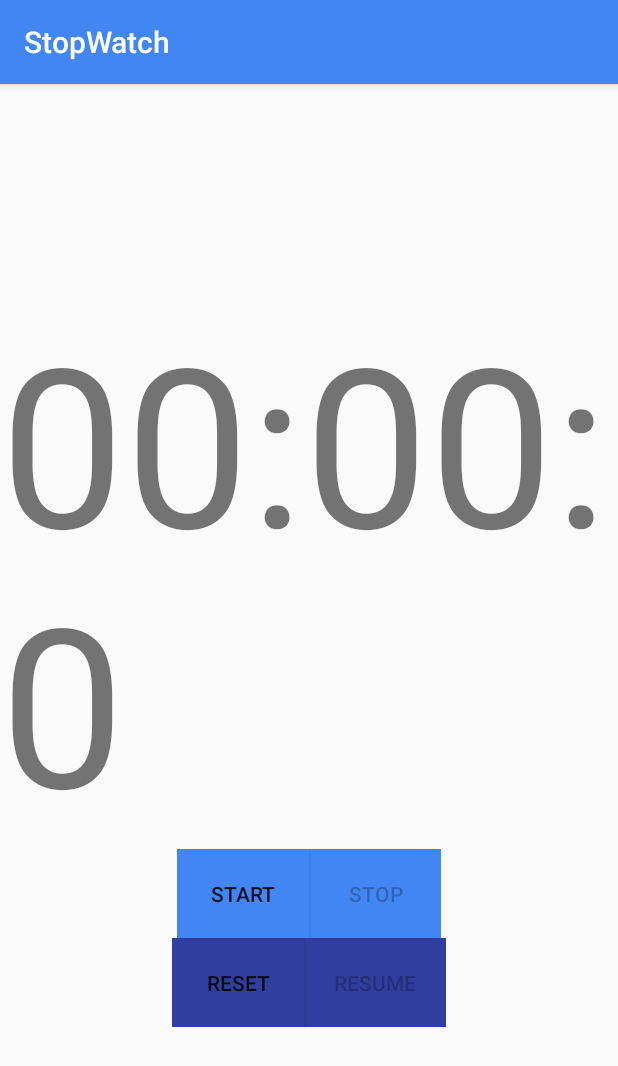
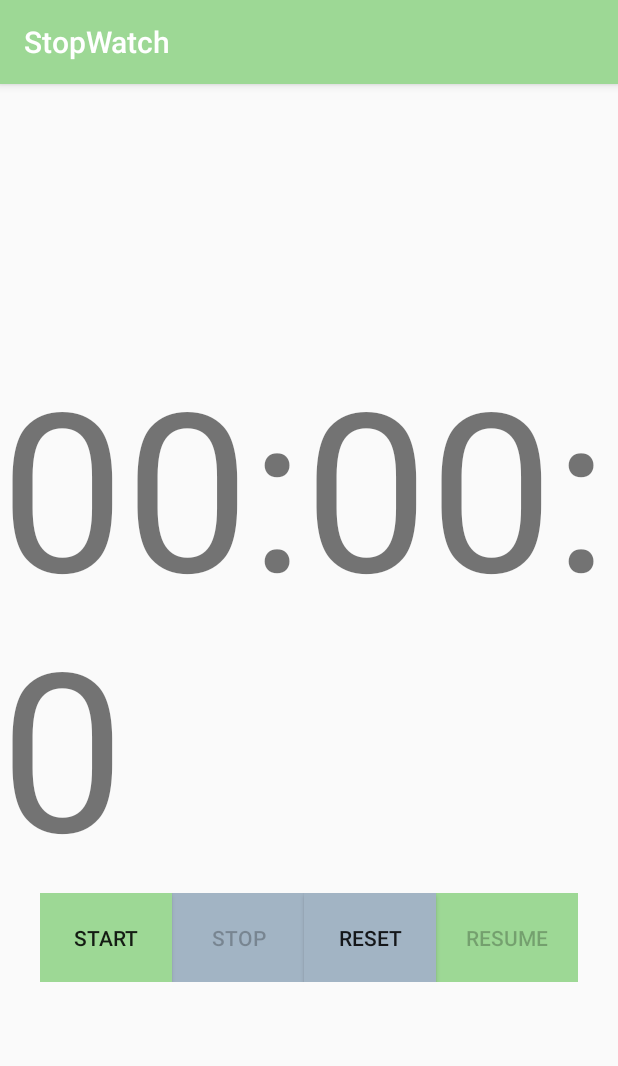
Before and after one commit to guineveregilman/StopWatch, an Android app: the screen it shows after launch (MainActivity), on a phone screen of 412 x 824 dp. Shown: the top 1066 px of the screen. Run offline under Robolectric (Android 15) with nearby library versions, the phone set to English and light mode, and no system bars.

Commit message:
changed button colors

```diff
--- a/app/src/main/res/layout/activity_main.xml
+++ b/app/src/main/res/layout/activity_main.xml
@@ -40,14 +40,8 @@
                 android:text="@string/stop"
                 android:id="@+id/bt_stop"
                 android:padding="20dp"
-                android:background="@color/colorPrimary"
+                android:background="@color/colorPrimaryDark"
                 />
-        </LinearLayout>
-        <LinearLayout
-            android:layout_width="wrap_content"
-            android:layout_height="wrap_content"
-            android:layout_gravity="center"
-            android:orientation="horizontal">
             <Button
                 android:layout_width="0dp"
                 android:layout_height="wrap_content"
@@ -64,7 +58,7 @@
                 android:text="@string/resume"
                 android:id="@+id/bt_resume"
                 android:padding="20dp"
-                android:background="@color/colorPrimaryDark"
+                android:background="@color/colorPrimary"
                 />
         </LinearLayout>
     </LinearLayout>
--- a/app/src/main/res/values/colors.xml
+++ b/app/src/main/res/values/colors.xml
@@ -1,6 +1,6 @@
 <?xml version="1.0" encoding="utf-8"?>
 <resources>
-    <color name="colorPrimary">#4286f4</color>
-    <color name="colorPrimaryDark">#303F9F</color>
+    <color name="colorPrimary">#9dd895</color>
+    <color name="colorPrimaryDark">#a2b4c4</color>
     <color name="colorAccent">#FF4081</color>
 </resources>
```
